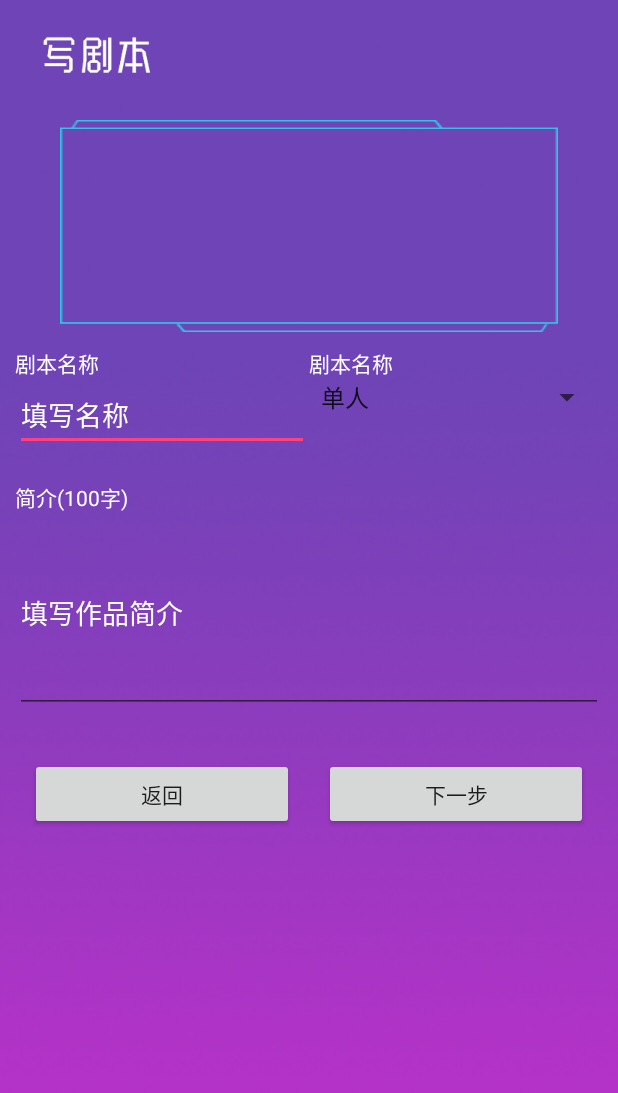
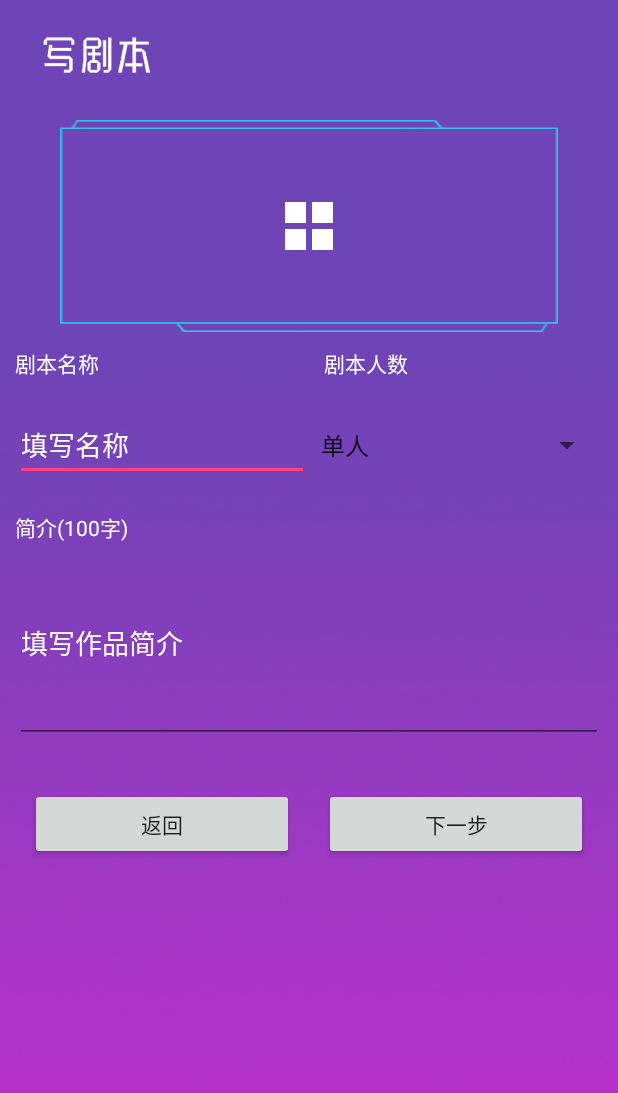
Before and after one commit to respectupper/android, an Android app: the SimpleFragment screen opened directly, with no data from a screen before it, on a phone screen of 412 x 824 dp. Shown: the top 1093 px of the screen. Run offline under Robolectric (Android 15) with nearby library versions, the phone set to English and light mode, and no system bars; our stand-ins replace ButterKnife, CircleImageView; libraries missing offline, so code that uses them is left out: rx.functions; 4 statements that could not run were skipped.

Commit message:
添加上传图片功能

```diff
--- a/app/src/main/AndroidManifest.xml
+++ b/app/src/main/AndroidManifest.xml
@@ -2,6 +2,7 @@
 <manifest xmlns:android="http://schemas.android.com/apk/res/android"
     package="com.hhtxproject.piafriendscollege">
 
+    <uses-permission android:name="android.permission.WRITE_EXTERNAL_STORAGE" />
     <uses-permission android:name="android.permission.ACCESS_NETWORK_STATE" />
     <uses-permission android:name="android.permission.INTERNET" />
 
--- a/app/src/main/java/com/hhtxproject/piafriendscollege/NavFragment/WriteScript/fragment/PeopleFragment.java
+++ b/app/src/main/java/com/hhtxproject/piafriendscollege/NavFragment/WriteScript/fragment/PeopleFragment.java
@@ -42,8 +42,6 @@ import rx.functions.Action1;
 public class PeopleFragment extends Fragment {
 
     Unbinder unbinder;
-    @BindView(R.id.recyclerview)
-    RecyclerView recyclerview;
 
     private int [] woman = {R.mipmap.gw1,R.mipmap.gw2,R.mipmap.gw3,R.mipmap.gw4,R.mipmap.gw5};
     private int [] man = {R.mipmap.gm1,R.mipmap.gm2,R.mipmap.gm3,R.mipmap.gm4,R.mipmap.gm5};
--- a/app/src/main/java/com/hhtxproject/piafriendscollege/NavFragment/WriteScript/fragment/SimpleFragment.java
+++ b/app/src/main/java/com/hhtxproject/piafriendscollege/NavFragment/WriteScript/fragment/SimpleFragment.java
@@ -1,23 +1,36 @@
 package com.hhtxproject.piafriendscollege.NavFragment.WriteScript.fragment;
 
 
+import android.content.ContentResolver;
+import android.content.Intent;
+import android.database.Cursor;
+import android.graphics.Bitmap;
+import android.graphics.BitmapFactory;
+import android.net.Uri;
 import android.os.Bundle;
+import android.provider.MediaStore;
 import android.support.annotation.Nullable;
 import android.support.v4.app.Fragment;
+import android.util.Log;
 import android.view.LayoutInflater;
 import android.view.View;
 import android.view.ViewGroup;
+import android.widget.Button;
+import android.widget.EditText;
+import android.widget.ImageButton;
 import android.widget.ImageView;
 import android.widget.Spinner;
-import android.widget.TextView;
 
-import com.hhtxproject.piafriendscollege.Entity.event.JumpEvent;
+import com.bumptech.glide.request.target.Target;
 import com.hhtxproject.piafriendscollege.R;
-import com.hhtxproject.piafriendscollege.Rx.RxBus;
+
+import java.io.FileNotFoundException;
 
 import butterknife.BindView;
 import butterknife.ButterKnife;
 import butterknife.Unbinder;
+
+import static android.app.Activity.RESULT_OK;
 
 /**
  * A simple {@link Fragment} subclass.
@@ -29,6 +42,18 @@ public class SimpleFragment extends Fragment {
     ImageView image;
     @BindView(R.id.spinner)
     Spinner spinner;
+    @BindView(R.id.name)
+    EditText name;
+    @BindView(R.id.introduction)
+    EditText introduction;
+    @BindView(R.id.last)
+    Button last;
+    @BindView(R.id.next)
+    Button next;
+    @BindView(R.id.addImg)
+    ImageButton addImg;
+
+    private static final int IMAGE_REQUEST_CODE = 0;
 
     public SimpleFragment() {
         // Required empty public constructor
@@ -48,6 +73,7 @@ public class SimpleFragment extends Fragment {
         // Inflate the layout for this fragment
         View view = inflater.inflate(R.layout.fragment_simple, container, false);
         unbinder = ButterKnife.bind(this, view);
+        setImage();
         return view;
     }
 
@@ -67,41 +93,68 @@ public class SimpleFragment extends Fragment {
         unbinder.unbind();
     }
 
-//    private void setToolber() {
-//        toolbarTitle.setText("返回");
-//        toolbarTitleRight.setText("下一步");
-//        toolbarTitle.setVisibility(View.VISIBLE);
-//        toolbarTitleRight.setVisibility(View.VISIBLE);
-//    }
+    private void setImage() {
+        addImg.setOnClickListener(new View.OnClickListener() {
+            @Override
+            public void onClick(View view) {
+                Intent intent = new Intent(
+                        Intent.ACTION_PICK,
+                        android.provider.MediaStore.Images.Media.EXTERNAL_CONTENT_URI);
+                startActivityForResult(intent, IMAGE_REQUEST_CODE);
+            }
+        });
+    }
 
-//    private void setJump() {
-//        toolbarTitle.setOnClickListener(new View.OnClickListener() {
-//            @Override
-//            public void onClick(View view) {
-//                RxBus.getDefault().post(new JumpEvent(-1));
-//            }
-//        });
-//
-//        toolbarTitleRight.setOnClickListener(new View.OnClickListener() {
-//            @Override
-//            public void onClick(View view) {
-////                if (TextUtils.isEmpty(aname)){
-////                    Toast.makeText(getContext(),"剧本名不能为空",Toast.LENGTH_SHORT).show();
-////                }else if (TextUtils.isEmpty(aclasss)){
-////                    Toast.makeText(getContext(),"剧本种类不能为空",Toast.LENGTH_SHORT).show();
-////                }else if (TextUtils.isEmpty(atitles)){
-////                    Toast.makeText(getContext(),"剧本标题不能为空",Toast.LENGTH_SHORT).show();
-////                }else if (TextUtils.isEmpty(aintroduce)){
-////                    Toast.makeText(getContext(),"剧本简介不能为空",Toast.LENGTH_SHORT).show();
-////                }else {
-////                    RxBus.getDefault().post(new JumpEvent(0));
-////                    SimpleDataEvent event = new SimpleDataEvent();
-////                    RxBus.getDefault().post(event);
-////                }
-//            }
-//        });
-//    }
-    private void setSpinner(){
+    @Override
+    public void onActivityResult(int requestCode, int resultCode, Intent data) {
+
+        super.onActivityResult(requestCode, resultCode, data);
+        //在相册里面选择好相片之后调回到现在的这个activity中
+        switch (requestCode) {
+            case IMAGE_REQUEST_CODE://这里的requestCode是我自己设置的，就是确定返回到那个Activity的标志
+                if (resultCode == RESULT_OK) {//resultcode是setResult里面设置的code值
+                    try {
+                        Uri selectedImage = data.getData(); //获取系统返回的照片的Uri
+                        String[] filePathColumn = {MediaStore.Images.Media.DATA};
+                        Cursor cursor = getActivity().getContentResolver().query(selectedImage,
+                                filePathColumn, null, null, null);//从系统表中查询指定Uri对应的照片
+                        cursor.moveToFirst();
+                        int columnIndex = cursor.getColumnIndex(filePathColumn[0]);
+                        String path = cursor.getString(columnIndex);  //获取照片路径
+                        cursor.close();
+                        Bitmap bitmap = BitmapFactory.decodeFile(path);
+                        image.setImageBitmap(bitmap);
+                    } catch (Exception e) {
+                        // TODO Auto-generatedcatch block
+                        e.printStackTrace();
+                    }
+                }
+                break;
+        }
+    }
+
+    private void setJump() {
+        next.setOnClickListener(new View.OnClickListener() {
+            @Override
+            public void onClick(View view) {
+//                if (TextUtils.isEmpty(name.getText())){
+//                    Toast.makeText(getContext(),"剧本名不能为空", Toast.LENGTH_SHORT).show();
+//                }else if (TextUtils.isEmpty(aclasss)){
+//                    Toast.makeText(getContext(),"剧本种类不能为空",Toast.LENGTH_SHORT).show();
+//                }else if (TextUtils.isEmpty(atitles)){
+//                    Toast.makeText(getContext(),"剧本标题不能为空",Toast.LENGTH_SHORT).show();
+//                }else if (TextUtils.isEmpty(aintroduce)){
+//                    Toast.makeText(getContext(),"剧本简介不能为空",Toast.LENGTH_SHORT).show();
+//                }else {
+//                    RxBus.getDefault().post(new JumpEvent(0));
+//                    SimpleDataEvent event = new SimpleDataEvent();
+//                    RxBus.getDefault().post(event);
+//                }
+            }
+        });
+    }
+
+    private void setSpinner() {
 
     }
 }
--- a/app/src/main/res/layout/fragment_simple.xml
+++ b/app/src/main/res/layout/fragment_simple.xml
@@ -5,6 +5,10 @@
     android:background="@mipmap/writebg"
     tools:context="com.hhtxproject.piafriendscollege.NavFragment.WriteScript.fragment.SimpleFragment">
 
+    <ScrollView
+        android:scrollbars="none"
+        android:layout_width="match_parent"
+        android:layout_height="wrap_content">
         <LinearLayout
             android:orientation="vertical"
             android:layout_width="match_parent"
@@ -20,6 +24,13 @@
                 android:background="@mipmap/addimage"
                 android:layout_width="match_parent"
                 android:layout_height="wrap_content">
+                <ImageButton
+                    android:id="@+id/addImg"
+                    android:background="@drawable/testicon"
+                    android:layout_centerHorizontal="true"
+                    android:layout_centerVertical="true"
+                    android:layout_width="wrap_content"
+                    android:layout_height="wrap_content" />
                 <ImageView
                     android:id="@+id/image"
                     android:layout_marginBottom="7dp"
@@ -30,44 +41,44 @@
                     android:layout_height="wrap_content"/>
             </RelativeLayout>
             <LinearLayout
+                android:orientation="horizontal"
+                android:layout_width="match_parent"
+                android:layout_height="wrap_content">
+                <TextView
+                    android:layout_margin="10dp"
+                    android:layout_weight="1"
+                    android:textColor="#FFFFFF"
+                    android:text="剧本名称"
+                    android:layout_width="wrap_content"
+                    android:layout_height="wrap_content" />
+                <TextView
+                    android:layout_margin="10dp"
+                    android:layout_weight="1"
+                    android:textColor="#FFFFFF"
+                    android:text="剧本人数"
+                    android:layout_width="wrap_content"
+                    android:layout_height="wrap_content" />
+            </LinearLayout>
+            <LinearLayout
                 android:layout_margin="10dp"
                 android:orientation="horizontal"
                 android:layout_width="match_parent"
                 android:layout_height="wrap_content">
-            <LinearLayout
-                android:orientation="vertical"
+                <EditText
                     android:layout_weight="1"
-                android:layout_width="match_parent"
-                android:layout_height="wrap_content">
-                <TextView
-                    android:textColor="#FFFFFF"
-                    android:text="剧本名称"
-                    android:layout_width="wrap_content"
-                    android:layout_height="wrap_content" />
-                <EditText
+                    android:id="@+id/name"
                     android:hint="填写名称"
                     android:textColorHint="#FFFFFF"
                     android:layout_width="match_parent"
                     android:layout_height="wrap_content" />
-            </LinearLayout>
-            <LinearLayout
-                android:orientation="vertical"
+                <Spinner
                     android:layout_weight="1"
-                android:layout_width="match_parent"
-                android:layout_height="wrap_content">
-                <TextView
-                    android:textColor="#FFFFFF"
-                    android:text="剧本名称"
-                    android:layout_width="wrap_content"
-                    android:layout_height="wrap_content" />
-                <Spinner
                     android:id="@+id/spinner"
                     android:entries="@array/spinner_people_count"
                     android:layout_width="match_parent"
                     android:layout_height="wrap_content">
 
                 </Spinner>
-            </LinearLayout>
             </LinearLayout>
             <LinearLayout
                 android:layout_margin="10dp"
@@ -80,6 +91,7 @@
                     android:layout_width="wrap_content"
                     android:layout_height="wrap_content" />
                 <EditText
+                    android:id="@+id/introduction"
                     android:textColorHint="#FFFFFF"
                     android:hint="填写作品简介"
                     android:textColor="#FFFFFF"
@@ -109,4 +121,5 @@
                     android:layout_height="wrap_content" />
             </LinearLayout>
         </LinearLayout>
+    </ScrollView>
 </FrameLayout>
```
Lines whose indentation alone changed are shown as unchanged.
